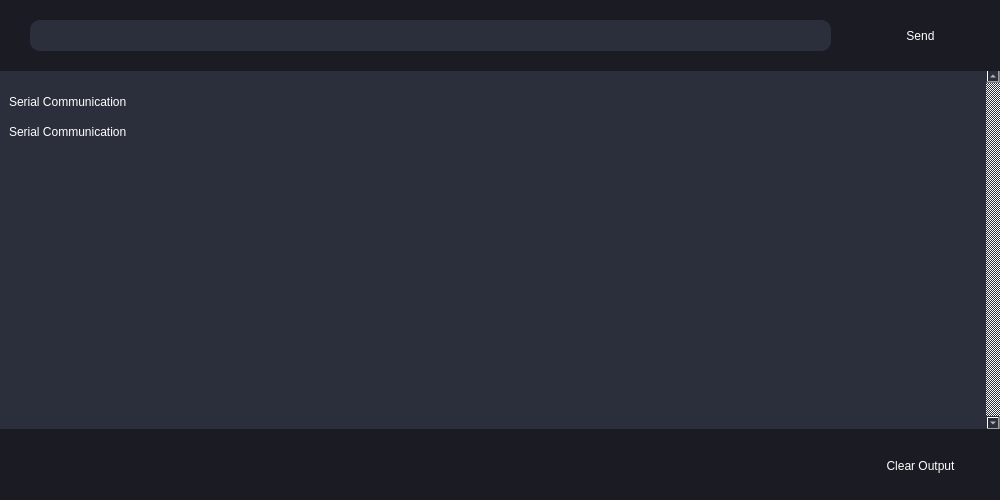
The window that src/ui/views/monitor/SerialMonitor.ui (milan338/FreeRGB) describes before a commit, drawn with Qt 5.
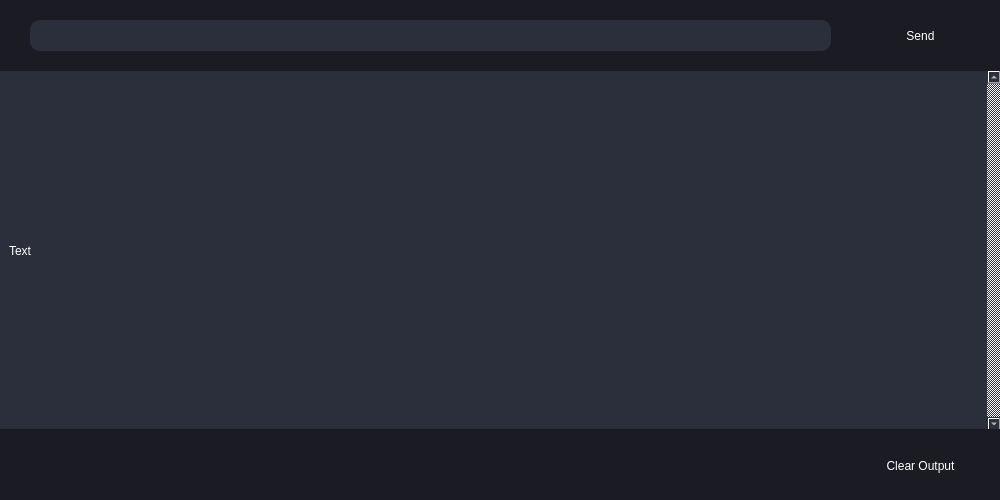
The same window after the commit.

Commit message: Implemented updating / autoscrolling scroll region in serial monitor

Patch:
```diff
--- a/src/ui/views/monitor/SerialMonitor.ui
+++ b/src/ui/views/monitor/SerialMonitor.ui
@@ -30,101 +30,7 @@
    <string notr="true">background-color: rgb(43, 47, 59);
 color: rgb(255, 255, 255);</string>
   </property>
-  <widget class="QScrollArea" name="scrollArea">
-   <property name="geometry">
-    <rect>
-     <x>-1</x>
-     <y>69</y>
-     <width>1001</width>
-     <height>361</height>
-    </rect>
-   </property>
-   <property name="frameShape">
-    <enum>QFrame::NoFrame</enum>
-   </property>
-   <property name="verticalScrollBarPolicy">
-    <enum>Qt::ScrollBarAlwaysOn</enum>
-   </property>
-   <property name="horizontalScrollBarPolicy">
-    <enum>Qt::ScrollBarAlwaysOff</enum>
-   </property>
-   <property name="widgetResizable">
-    <bool>true</bool>
-   </property>
-   <widget class="QWidget" name="scrollAreaWidgetContents">
-    <property name="geometry">
-     <rect>
-      <x>0</x>
-      <y>0</y>
-      <width>984</width>
-      <height>361</height>
-     </rect>
-    </property>
-    <widget class="QLabel" name="label">
-     <property name="geometry">
-      <rect>
-       <x>10</x>
-       <y>20</y>
-       <width>981</width>
-       <height>25</height>
-      </rect>
-     </property>
-     <property name="sizePolicy">
-      <sizepolicy hsizetype="Preferred" vsizetype="Fixed">
-       <horstretch>0</horstretch>
-       <verstretch>0</verstretch>
-      </sizepolicy>
-     </property>
-     <property name="minimumSize">
-      <size>
-       <width>0</width>
-       <height>25</height>
-      </size>
-     </property>
-     <property name="maximumSize">
-      <size>
-       <width>16777215</width>
-       <height>25</height>
-      </size>
-     </property>
-     <property name="text">
-      <string>Serial Communication</string>
-     </property>
-    </widget>
-    <widget class="QLabel" name="label_2">
-     <property name="geometry">
-      <rect>
-       <x>10</x>
-       <y>50</y>
-       <width>981</width>
-       <height>25</height>
-      </rect>
-     </property>
-     <property name="sizePolicy">
-      <sizepolicy hsizetype="Preferred" vsizetype="Fixed">
-       <horstretch>0</horstretch>
-       <verstretch>0</verstretch>
-      </sizepolicy>
-     </property>
-     <property name="minimumSize">
-      <size>
-       <width>0</width>
-       <height>25</height>
-      </size>
-     </property>
-     <property name="maximumSize">
-      <size>
-       <width>16777215</width>
-       <height>25</height>
-      </size>
-     </property>
-     <property name="text">
-      <string>Serial Communication</string>
-     </property>
-    </widget>
-   </widget>
-  </widget>
-  <widget class="QWidget" name="horizontalWidget" native="true">
+  <widget class="QWidget" name="bottom_bar" native="true">
    <property name="geometry">
     <rect>
      <x>0</x>
@@ -148,20 +54,17 @@
     </rect>
    </property>
    <property name="styleSheet">
-    <string notr="true">QPushButton
-{
+    <string notr="true">QPushButton {
 	color: rgb(255, 255, 255);
 	background-color: rgb(27, 27, 35);
 	border-radius: 10px;
 }
 
-QPushButton:hover
-{
+QPushButton:hover {
 	background-color: rgb(74, 74, 74);
 }
 
-QPushButton:pressed 
-{
+QPushButton:pressed  {
 	background-color: rgb(89, 89, 89);
 }</string>
    </property>
@@ -169,7 +72,7 @@
     <string>Clear Output</string>
    </property>
   </widget>
-  <widget class="QWidget" name="horizontalWidget_2" native="true">
+  <widget class="QWidget" name="top_bar" native="true">
    <property name="geometry">
     <rect>
      <x>0</x>
@@ -209,20 +112,17 @@
     </rect>
    </property>
    <property name="styleSheet">
-    <string notr="true">QPushButton
-{
+    <string notr="true">QPushButton {
 	color: rgb(255, 255, 255);
 	background-color: rgb(27, 27, 35);
 	border-radius: 10px;
 }
 
-QPushButton:hover
-{
+QPushButton:hover {
 	background-color: rgb(74, 74, 74);
 }
 
-QPushButton:pressed 
-{
+QPushButton:pressed  {
 	background-color: rgb(89, 89, 89);
 }</string>
    </property>
@@ -230,6 +130,92 @@
     <string>Send</string>
    </property>
   </widget>
+  <widget class="QScrollArea" name="text_scroll_region">
+   <property name="enabled">
+    <bool>true</bool>
+   </property>
+   <property name="geometry">
+    <rect>
+     <x>0</x>
+     <y>70</y>
+     <width>1001</width>
+     <height>361</height>
+    </rect>
+   </property>
+   <property name="sizePolicy">
+    <sizepolicy hsizetype="Preferred" vsizetype="Preferred">
+     <horstretch>0</horstretch>
+     <verstretch>0</verstretch>
+    </sizepolicy>
+   </property>
+   <property name="minimumSize">
+    <size>
+     <width>0</width>
+     <height>0</height>
+    </size>
+   </property>
+   <property name="layoutDirection">
+    <enum>Qt::LeftToRight</enum>
+   </property>
+   <property name="styleSheet">
+    <string notr="true"/>
+   </property>
+   <property name="frameShape">
+    <enum>QFrame::NoFrame</enum>
+   </property>
+   <property name="verticalScrollBarPolicy">
+    <enum>Qt::ScrollBarAlwaysOn</enum>
+   </property>
+   <property name="horizontalScrollBarPolicy">
+    <enum>Qt::ScrollBarAsNeeded</enum>
+   </property>
+   <property name="sizeAdjustPolicy">
+    <enum>QAbstractScrollArea::AdjustIgnored</enum>
+   </property>
+   <property name="widgetResizable">
+    <bool>true</bool>
+   </property>
+   <widget class="QWidget" name="text_scroll_region_widgets">
+    <property name="geometry">
+     <rect>
+      <x>0</x>
+      <y>0</y>
+      <width>984</width>
+      <height>361</height>
+     </rect>
+    </property>
+    <property name="sizePolicy">
+     <sizepolicy hsizetype="Preferred" vsizetype="Preferred">
+      <horstretch>0</horstretch>
+      <verstretch>0</verstretch>
+     </sizepolicy>
+    </property>
+    <property name="minimumSize">
+     <size>
+      <width>0</width>
+      <height>0</height>
+     </size>
+    </property>
+    <property name="style" stdset="0">
+     <string>scrollregion</string>
+    </property>
+    <layout class="QVBoxLayout" name="verticalLayout_3">
+     <item>
+      <widget class="QLabel" name="text_display">
+       <property name="text">
+        <string>Text</string>
+       </property>
+      </widget>
+     </item>
+    </layout>
+   </widget>
+  </widget>
+  <zorder>text_scroll_region</zorder>
+  <zorder>bottom_bar</zorder>
+  <zorder>btn_serial_clear</zorder>
+  <zorder>top_bar</zorder>
+  <zorder>input_serial_text</zorder>
+  <zorder>btn_serial_send</zorder>
  </widget>
  <resources/>
  <connections/>
```
The commit also changes 7 other files.
